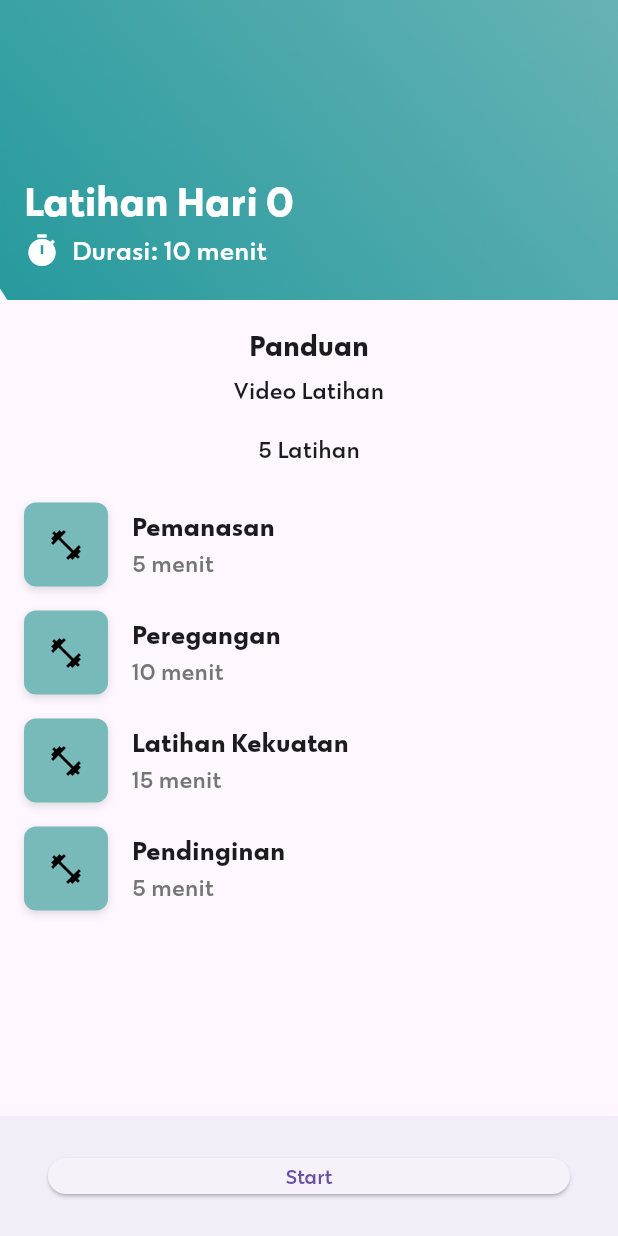
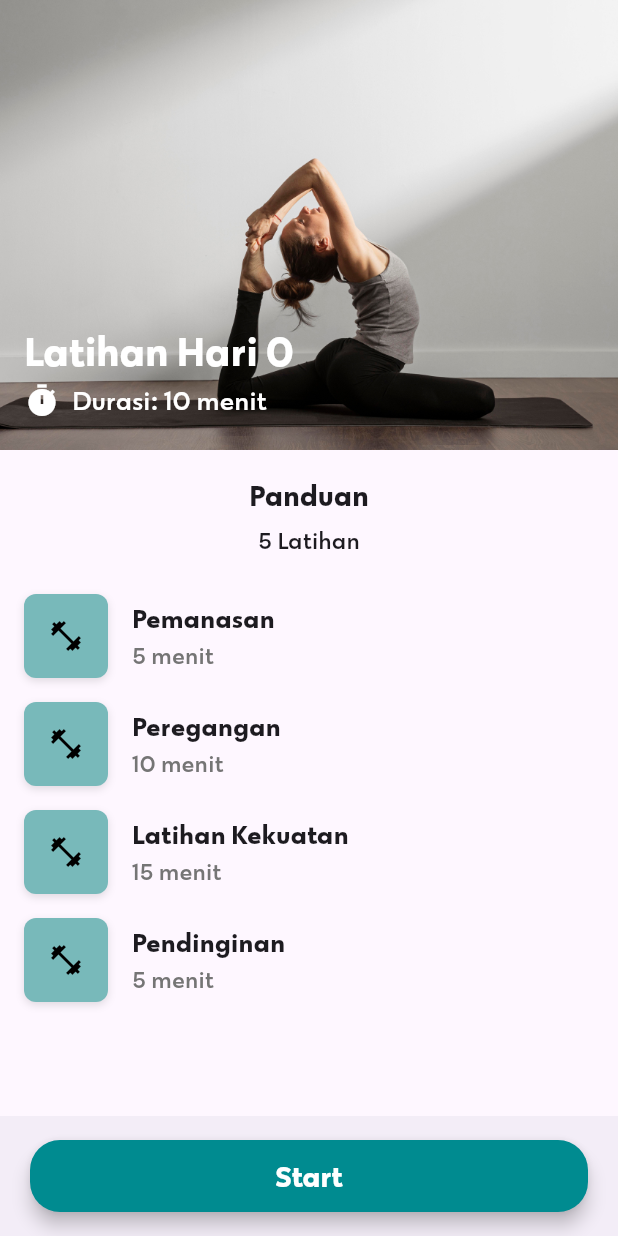
Before and after one commit to DivaAji/healthify, a Flutter app: the Day1Screen screen opened directly with empty values, on a phone screen of 412 x 824 dp. Run offline on Flutter 3.47's test engine with Material 3 defaults, Android fonts, the phone set to English and light mode, and no system bars; our stand-ins replace camera, carousel_slider, dio, image_picker.

Commit message:
update program

```diff
--- a/lib/screens/program/day/day1_screen.dart
+++ b/lib/screens/program/day/day1_screen.dart
@@ -1,5 +1,6 @@
 import 'package:flutter/material.dart';
 import 'package:healthify/screens/program/day/latihan/latihan1_screen.dart';
+import 'package:healthify/widgets/button.dart';
 
 class Day1Screen extends StatelessWidget {
   final int day;
@@ -13,10 +14,11 @@ class Day1Screen extends StatelessWidget {
         children: [
           // Banner
           Container(
-            height: 200,
+            height: 300,
             decoration: BoxDecoration(
               image: DecorationImage(
-                image: AssetImage('assets/images/shape.png'), // Ganti dengan path gambar banner
+                image: AssetImage(
+                    'assets/images/kelenturan.jpg'), // Ganti dengan path gambar banner
                 fit: BoxFit.cover,
               ),
             ),
@@ -66,27 +68,25 @@ class Day1Screen extends StatelessWidget {
           const SizedBox(height: 4),
 
           // Teks
-          Padding(
-            padding: const EdgeInsets.symmetric(horizontal: 16.0),
-            child: Text(
-              'Video Latihan',
-              textAlign: TextAlign.center,
-              style: TextStyle(fontSize: 16),
-            ),
-          ),
+          // Padding(
+          //   padding: const EdgeInsets.symmetric(horizontal: 16.0),
+          //   child: Text(
+          //     'Video Latihan',
+          //     textAlign: TextAlign.center,
+          //     style: TextStyle(fontSize: 16),
+          //   ),
+          // ),
 
-          const SizedBox(height: 16),
+          // const SizedBox(height: 16),
 
           Padding(
-            padding: const EdgeInsets.symmetric(horizontal: 16.0),
+            padding: const EdgeInsets.only(bottom: 16.0),
             child: Text(
-              '5 Latihan',
+              '5 Latihan', //jumlah latihan disesuikan database
               textAlign: TextAlign.left,
               style: TextStyle(fontSize: 16),
             ),
           ),
-
-          const SizedBox(height: 16),
 
           // Daftar latihan
           Expanded(
@@ -103,19 +103,19 @@ class Day1Screen extends StatelessWidget {
       ),
       bottomNavigationBar: BottomAppBar(
         child: Padding(
-          padding: const EdgeInsets.all(16.0),
-          child: ElevatedButton(
+          padding: const EdgeInsets.all(4.0),
+          child: CustomButton(
+            text: 'Start',
             onPressed: () {
-              // Navigasi ke halaman ExerciseScreen
+              // Navigasi ke halaman Latihan1Screen
               Navigator.push(
                 context,
                 MaterialPageRoute(builder: (context) => Latihan1Screen()),
               );
             },
-            child: Text('Start'),
-            style: ElevatedButton.styleFrom(
-              minimumSize: Size(double.infinity, 50), // Tombol memenuhi lebar
-            ),
+            horizontalPadding:
+                10.0, // Mengatur padding horizontal jika diperlukan
+            verticalPadding: 10.0,
           ),
         ),
       ),
@@ -138,7 +138,7 @@ class Day1Screen extends StatelessWidget {
                   color: Colors.black12,
                   blurRadius: 4.0,
                   offset: Offset(0, 2),
- ),
+                ),
               ],
             ),
             child: Icon(Icons.fitness_center, color: Colors.black),
--- a/lib/widgets/button.dart
+++ b/lib/widgets/button.dart
@@ -28,6 +28,7 @@ class CustomButton extends StatelessWidget {
         shape: RoundedRectangleBorder(
           borderRadius: BorderRadius.circular(20),
         ),
+        elevation: 5,
         backgroundColor: const Color.fromRGBO(0, 139, 144, 1),
       ),
       child: Text(
--- a/pubspec.yaml
+++ b/pubspec.yaml
@@ -74,6 +74,7 @@ flutter:
     - assets/images/detect_rectangle.png
     - assets/images/rectangle.png
     - assets/images/kelenturan.jpg
+    - assets/images/profil_picture.png
     - assets/icons/upload.png
     - assets/icons/home.png
     - assets/icons/latihan.png
```
Also changed, not shown: lib/main.dart (+4 -5 lines), lib/screens/home_screen.dart (+5 -5 lines), lib/screens/profile_screen.dart (+30 -13 lines), assets/images/profil_picture.png (added).
